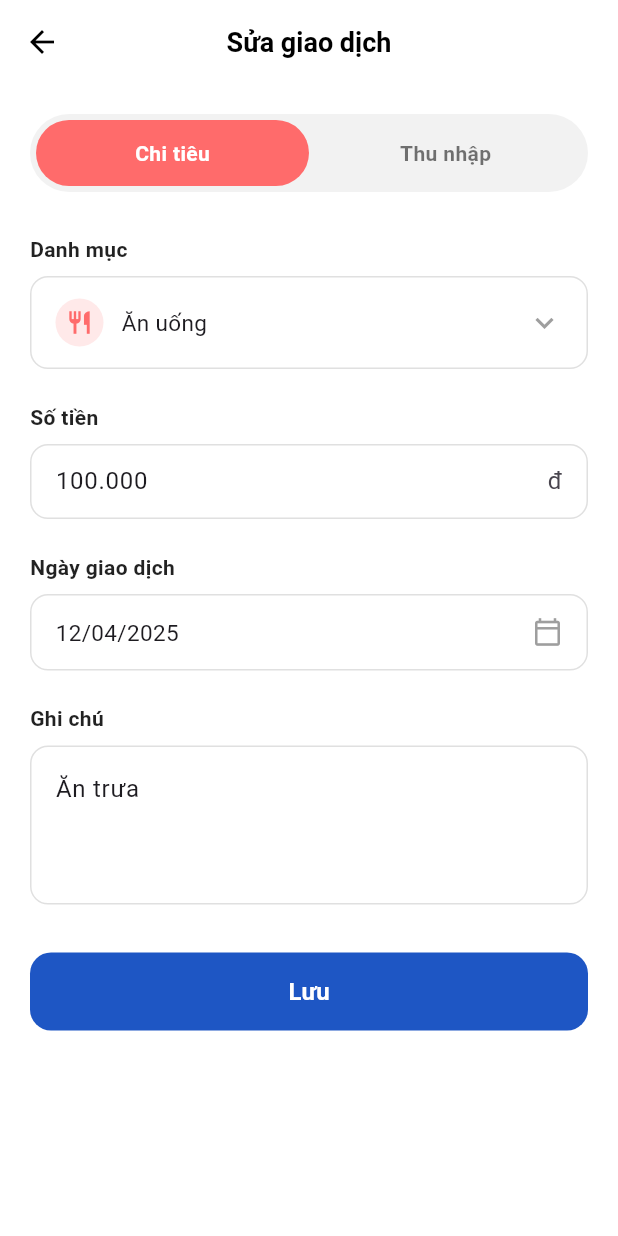
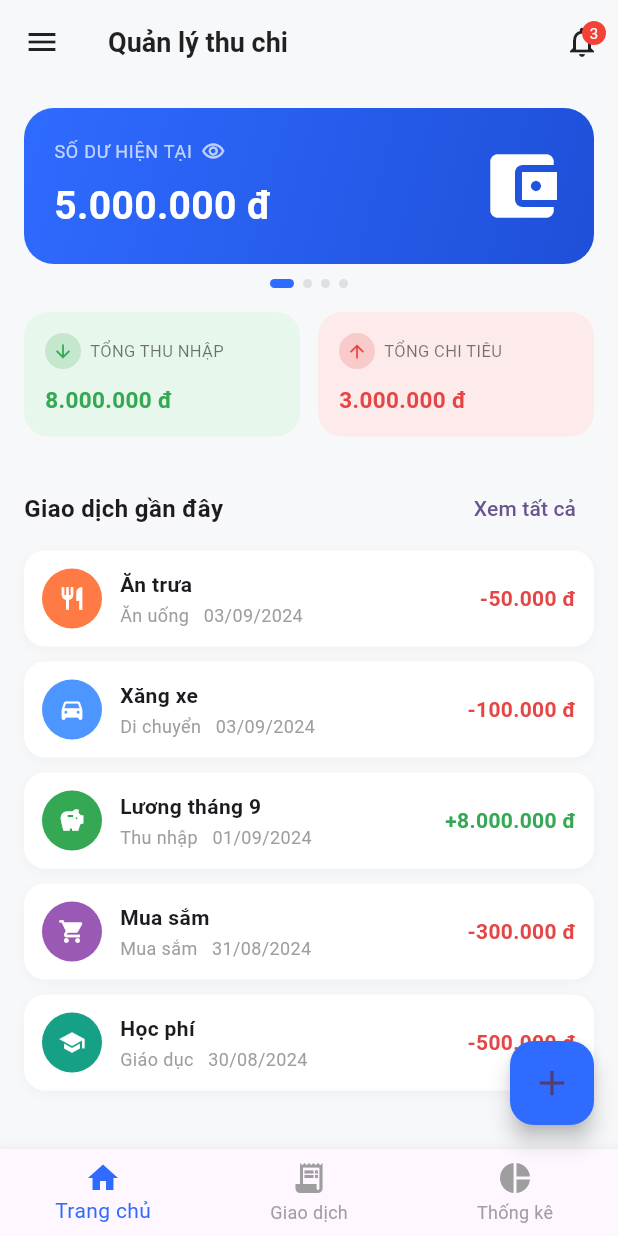
Before and after one commit to LeHoangKhang-KHMT/KHMT2411033_LeHoangKhang_casestudy1, a Flutter app: the screen it shows after launch, on a phone screen of 412 x 824 dp. Run offline on Flutter 3.47's test engine with Material 3 defaults, Android fonts, the phone set to English and light mode, and no system bars.

Commit message:
Add files via upload

```diff
--- a/lib/main.dart
+++ b/lib/main.dart
@@ -1,5 +1,5 @@
 import 'package:flutter/material.dart';
-import 'screens/edit_transaction_screen.dart';
+import 'screens/dashboard_screen.dart';
 
 void main() {
   runApp(const MyApp());
@@ -32,7 +32,7 @@ class MyApp extends StatelessWidget {
         // tested with just a hot reload.
         colorScheme: .fromSeed(seedColor: Colors.deepPurple),
       ),
-      home: const EditTransactionScreen(),
+      home: const DashboardScreen(),
     );
   }
 }
--- /dev/null
+++ b/lib/screens/dashboard_screen.dart
@@ -0,0 +1,382 @@
+import 'package:flutter/material.dart';
+
+class DashboardScreen extends StatefulWidget {
+  const DashboardScreen({super.key});
+
+  @override
+  State<DashboardScreen> createState() => _DashboardScreenState();
+}
+
+class _TransactionItem {
+  final String title;
+  final String category;
+  final String date;
+  final double amount; // dương = thu nhập, âm = chi tiêu
+  final IconData icon;
+  final Color color;
+
+  const _TransactionItem({
+    required this.title,
+    required this.category,
+    required this.date,
+    required this.amount,
+    required this.icon,
+    required this.color,
+  });
+}
+
+class _DashboardScreenState extends State<DashboardScreen> {
+  int _currentNavIndex = 0;
+
+  final double balance = 5000000;
+  final double totalIncome = 8000000;
+  final double totalExpense = 3000000;
+
+  final List<_TransactionItem> transactions = const [
+    _TransactionItem(
+      title: 'Ăn trưa',
+      category: 'Ăn uống',
+      date: '03/09/2024',
+      amount: -50000,
+      icon: Icons.restaurant,
+      color: Color(0xFFFF7A45),
+    ),
+    _TransactionItem(
+      title: 'Xăng xe',
+      category: 'Di chuyển',
+      date: '03/09/2024',
+      amount: -100000,
+      icon: Icons.directions_car,
+      color: Color(0xFF4D96FF),
+    ),
+    _TransactionItem(
+      title: 'Lương tháng 9',
+      category: 'Thu nhập',
+      date: '01/09/2024',
+      amount: 8000000,
+      icon: Icons.savings,
+      color: Color(0xFF34A853),
+    ),
+    _TransactionItem(
+      title: 'Mua sắm',
+      category: 'Mua sắm',
+      date: '31/08/2024',
+      amount: -300000,
+      icon: Icons.shopping_cart,
+      color: Color(0xFF9B59B6),
+    ),
+    _TransactionItem(
+      title: 'Học phí',
+      category: 'Giáo dục',
+      date: '30/08/2024',
+      amount: -500000,
+      icon: Icons.school,
+      color: Color(0xFF16A085),
+    ),
+  ];
+
+  String _formatCurrency(num value) {
+    final isNegative = value < 0;
+    final absValue = value.abs().toInt().toString();
+    final buffer = StringBuffer();
+    for (int i = 0; i < absValue.length; i++) {
+      if (i > 0 && (absValue.length - i) % 3 == 0) buffer.write('.');
+      buffer.write(absValue[i]);
+    }
+    return '${isNegative ? '-' : ''}${buffer.toString()} đ';
+  }
+
+  @override
+  Widget build(BuildContext context) {
+    return Scaffold(
+      backgroundColor: const Color(0xFFF7F8FA),
+      appBar: AppBar(
+        backgroundColor: const Color(0xFFF7F8FA),
+        elevation: 0,
+        leading: IconButton(
+          icon: const Icon(Icons.menu, color: Colors.black87),
+          onPressed: () {},
+        ),
+        title: const Text(
+          'Quản lý thu chi',
+          style: TextStyle(
+            color: Colors.black87,
+            fontWeight: FontWeight.bold,
+            fontSize: 18,
+          ),
+        ),
+        actions: [
+          Stack(
+            children: [
+              IconButton(
+                icon: const Icon(Icons.notifications_none, color: Colors.black87),
+                onPressed: () {},
+              ),
+              Positioned(
+                right: 8,
+                top: 8,
+                child: Container(
+                  padding: const EdgeInsets.all(3),
+                  decoration: const BoxDecoration(
+                    color: Colors.red,
+                    shape: BoxShape.circle,
+                  ),
+                  constraints: const BoxConstraints(minWidth: 16, minHeight: 16),
+                  child: const Text(
+                    '3',
+                    textAlign: TextAlign.center,
+                    style: TextStyle(color: Colors.white, fontSize: 10),
+                  ),
+                ),
+              ),
+            ],
+          ),
+        ],
+      ),
+      body: ListView(
+        padding: const EdgeInsets.all(16),
+        children: [
+          // Thẻ số dư hiện tại
+          Container(
+            padding: const EdgeInsets.all(20),
+            decoration: BoxDecoration(
+              gradient: const LinearGradient(
+                colors: [Color(0xFF2F6BFF), Color(0xFF1E4FD9)],
+                begin: Alignment.topLeft,
+                end: Alignment.bottomRight,
+              ),
+              borderRadius: BorderRadius.circular(20),
+            ),
+            child: Row(
+              children: [
+                Expanded(
+                  child: Column(
+                    crossAxisAlignment: CrossAxisAlignment.start,
+                    children: [
+                      Row(
+                        children: const [
+                          Text(
+                            'SỐ DƯ HIỆN TẠI',
+                            style: TextStyle(
+                              color: Colors.white70,
+                              fontSize: 12,
+                              letterSpacing: 0.5,
+                            ),
+                          ),
+                          SizedBox(width: 6),
+                          Icon(Icons.remove_red_eye_outlined, color: Colors.white70, size: 16),
+                        ],
+                      ),
+                      const SizedBox(height: 10),
+                      Text(
+                        _formatCurrency(balance).replaceAll('-', ''),
+                        style: const TextStyle(
+                          color: Colors.white,
+                          fontSize: 26,
+                          fontWeight: FontWeight.bold,
+                        ),
+                      ),
+                    ],
+                  ),
+                ),
+                const Icon(Icons.account_balance_wallet, color: Colors.white, size: 56),
+              ],
+            ),
+          ),
+          const SizedBox(height: 10),
+          // Dot indicator
+          Row(
+            mainAxisAlignment: MainAxisAlignment.center,
+            children: List.generate(4, (i) {
+              return Container(
+                margin: const EdgeInsets.symmetric(horizontal: 3),
+                width: i == 0 ? 16 : 6,
+                height: 6,
+                decoration: BoxDecoration(
+                  color: i == 0 ? const Color(0xFF2F6BFF) : Colors.grey.shade300,
+                  borderRadius: BorderRadius.circular(4),
+                ),
+              );
+            }),
+          ),
+          const SizedBox(height: 16),
+
+          // Tổng thu nhập / Tổng chi tiêu
+          Row(
+            children: [
+              Expanded(
+                child: _SummaryCard(
+                  label: 'TỔNG THU NHẬP',
+                  amount: _formatCurrency(totalIncome),
+                  icon: Icons.arrow_downward,
+                  color: const Color(0xFF34A853),
+                  backgroundColor: const Color(0xFFE8F7EC),
+                ),
+              ),
+              const SizedBox(width: 12),
+              Expanded(
+                child: _SummaryCard(
+                  label: 'TỔNG CHI TIÊU',
+                  amount: _formatCurrency(totalExpense),
+                  icon: Icons.arrow_upward,
+                  color: const Color(0xFFE64545),
+                  backgroundColor: const Color(0xFFFDEBEB),
+                ),
+              ),
+            ],
+          ),
+          const SizedBox(height: 24),
+
+          // Giao dịch gần đây
+          Row(
+            mainAxisAlignment: MainAxisAlignment.spaceBetween,
+            children: [
+              const Text(
+                'Giao dịch gần đây',
+                style: TextStyle(fontSize: 16, fontWeight: FontWeight.bold),
+              ),
+              TextButton(
+                onPressed: () {},
+                child: const Text('Xem tất cả'),
+              ),
+            ],
+          ),
+          const SizedBox(height: 4),
+
+          ...transactions.map((t) => _TransactionTile(item: t, formatCurrency: _formatCurrency)),
+        ],
+      ),
+      floatingActionButton: FloatingActionButton(
+        backgroundColor: const Color(0xFF2F6BFF),
+        onPressed: () {},
+        child: const Icon(Icons.add, size: 28),
+      ),
+      bottomNavigationBar: BottomNavigationBar(
+        currentIndex: _currentNavIndex,
+        onTap: (i) => setState(() => _currentNavIndex = i),
+        selectedItemColor: const Color(0xFF2F6BFF),
+        unselectedItemColor: Colors.grey,
+        type: BottomNavigationBarType.fixed,
+        items: const [
+          BottomNavigationBarItem(icon: Icon(Icons.home), label: 'Trang chủ'),
+          BottomNavigationBarItem(icon: Icon(Icons.receipt_long), label: 'Giao dịch'),
+          BottomNavigationBarItem(icon: Icon(Icons.pie_chart), label: 'Thống kê'),
+        ],
+      ),
+    );
+  }
+}
+
+class _SummaryCard extends StatelessWidget {
+  final String label;
+  final String amount;
+  final IconData icon;
+  final Color color;
+  final Color backgroundColor;
+
+  const _SummaryCard({
+    required this.label,
+    required this.amount,
+    required this.icon,
+    required this.color,
+    required this.backgroundColor,
+  });
+
+  @override
+  Widget build(BuildContext context) {
+    return Container(
+      padding: const EdgeInsets.all(14),
+      decoration: BoxDecoration(
+        color: backgroundColor,
+        borderRadius: BorderRadius.circular(16),
+      ),
+      child: Column(
+        crossAxisAlignment: CrossAxisAlignment.start,
+        children: [
+          Row(
+            children: [
+              CircleAvatar(
+                radius: 12,
+                backgroundColor: color.withOpacity(0.2),
+                child: Icon(icon, size: 14, color: color),
+              ),
+              const SizedBox(width: 6),
+              Expanded(
+                child: Text(
+                  label,
+                  style: const TextStyle(fontSize: 11, color: Colors.black54),
+                ),
+              ),
+            ],
+          ),
+          const SizedBox(height: 10),
+          Text(
+            amount,
+            style: TextStyle(
+              fontSize: 15,
+              fontWeight: FontWeight.bold,
+              color: color,
+            ),
+          ),
+        ],
+      ),
+    );
+  }
+}
+
+class _TransactionTile extends StatelessWidget {
+  final _TransactionItem item;
+  final String Function(num) formatCurrency;
+
+  const _TransactionTile({required this.item, required this.formatCurrency});
+
+  @override
+  Widget build(BuildContext context) {
+    final isExpense = item.amount < 0;
+    return Container(
+      margin: const EdgeInsets.only(bottom: 10),
+      padding: const EdgeInsets.all(12),
+      decoration: BoxDecoration(
+        color: Colors.white,
+        borderRadius: BorderRadius.circular(14),
+        boxShadow: [
+          BoxShadow(
+            color: Colors.black.withOpacity(0.03),
+            blurRadius: 6,
+            offset: const Offset(0, 2),
+          ),
+        ],
+      ),
+      child: Row(
+        children: [
+          CircleAvatar(
+            radius: 20,
+            backgroundColor: item.color,
+            child: Icon(item.icon, color: Colors.white, size: 18),
+          ),
+          const SizedBox(width: 12),
+          Expanded(
+            child: Column(
+              crossAxisAlignment: CrossAxisAlignment.start,
+              children: [
+                Text(item.title, style: const TextStyle(fontWeight: FontWeight.w600)),
+                const SizedBox(height: 2),
+                Text(
+                  '${item.category}   ${item.date}',
+                  style: const TextStyle(fontSize: 12, color: Colors.grey),
+                ),
+              ],
+            ),
+          ),
+          Text(
+            '${isExpense ? '-' : '+'}${formatCurrency(item.amount.abs()).replaceFirst('-', '')}',
+            style: TextStyle(
+              fontWeight: FontWeight.bold,
+              color: isExpense ? const Color(0xFFE64545) : const Color(0xFF34A853),
+            ),
+          ),
+        ],
+      ),
+    );
+  }
+}
```
